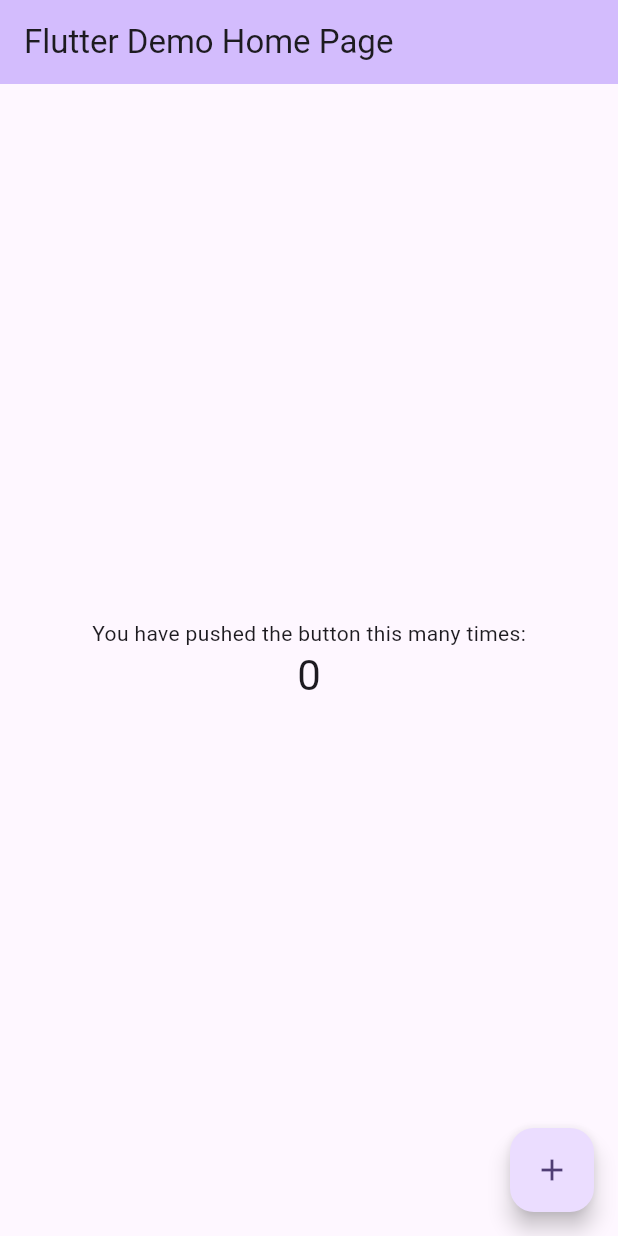
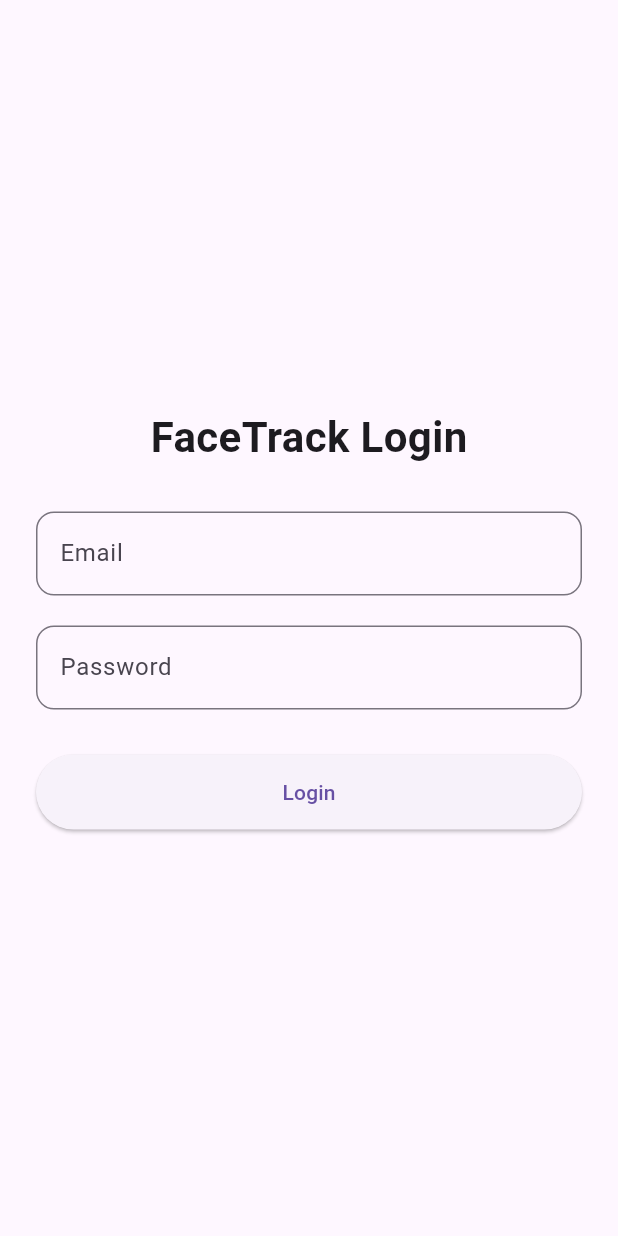
Before and after one commit to mhmadhfz/facetrack, a Flutter app: the screen it shows after launch, on a phone screen of 412 x 824 dp. Run offline on Flutter 3.47's test engine with Material 3 defaults, Android fonts, the phone set to English and light mode, and no system bars.

Commit message:
Early Phase

```diff
--- a/lib/main.dart
+++ b/lib/main.dart
@@ -1,122 +1,19 @@
 import 'package:flutter/material.dart';
+import 'screens/login_screen.dart';
 
 void main() {
-  runApp(const MyApp());
+  runApp(const FaceTrackApp());
 }
 
-class MyApp extends StatelessWidget {
-  const MyApp({super.key});
+class FaceTrackApp extends StatelessWidget {
+  const FaceTrackApp({super.key});
 
-  // This widget is the root of your application.
   @override
   Widget build(BuildContext context) {
     return MaterialApp(
-      title: 'Flutter Demo',
-      theme: ThemeData(
-        // This is the theme of your application.
-        //
-        // TRY THIS: Try running your application with "flutter run". You'll see
-        // the application has a purple toolbar. Then, without quitting the app,
-        // try changing the seedColor in the colorScheme below to Colors.green
-        // and then invoke "hot reload" (save your changes or press the "hot
-        // reload" button in a Flutter-supported IDE, or press "r" if you used
-        // the command line to start the app).
-        //
-        // Notice that the counter didn't reset back to zero; the application
-        // state is not lost during the reload. To reset the state, use hot
-        // restart instead.
-        //
-        // This works for code too, not just values: Most code changes can be
-        // tested with just a hot reload.
-        colorScheme: .fromSeed(seedColor: Colors.deepPurple),
-      ),
-      home: const MyHomePage(title: 'Flutter Demo Home Page'),
+      debugShowCheckedModeBanner: false,
+      title: 'FaceTrack',
+      home: const LoginScreen(),
     );
   }
 }
-
-class MyHomePage extends StatefulWidget {
-  const MyHomePage({super.key, required this.title});
-
-  // This widget is the home page of your application. It is stateful, meaning
-  // that it has a State object (defined below) that contains fields that affect
-  // how it looks.
-
-  // This class is the configuration for the state. It holds the values (in this
-  // case the title) provided by the parent (in this case the App widget) and
-  // used by the build method of the State. Fields in a Widget subclass are
-  // always marked "final".
-
-  final String title;
-
-  @override
-  State<MyHomePage> createState() => _MyHomePageState();
-}
-
-class _MyHomePageState extends State<MyHomePage> {
-  int _counter = 0;
-
-  void _incrementCounter() {
-    setState(() {
-      // This call to setState tells the Flutter framework that something has
-      // changed in this State, which causes it to rerun the build method below
-      // so that the display can reflect the updated values. If we changed
-      // _counter without calling setState(), then the build method would not be
-      // called again, and so nothing would appear to happen.
-      _counter++;
-    });
-  }
-
-  @override
-  Widget build(BuildContext context) {
-    // This method is rerun every time setState is called, for instance as done
-    // by the _incrementCounter method above.
-    //
-    // The Flutter framework has been optimized to make rerunning build methods
-    // fast, so that you can just rebuild anything that needs updating rather
-    // than having to individually change instances of widgets.
-    return Scaffold(
-      appBar: AppBar(
-        // TRY THIS: Try changing the color here to a specific color (to
-        // Colors.amber, perhaps?) and trigger a hot reload to see the AppBar
-        // change color while the other colors stay the same.
-        backgroundColor: Theme.of(context).colorScheme.inversePrimary,
-        // Here we take the value from the MyHomePage object that was created by
-        // the App.build method, and use it to set our appbar title.
-        title: Text(widget.title),
-      ),
-      body: Center(
-        // Center is a layout widget. It takes a single child and positions it
-        // in the middle of the parent.
-        child: Column(
-          // Column is also a layout widget. It takes a list of children and
-          // arranges them vertically. By default, it sizes itself to fit its
-          // children horizontally, and tries to be as tall as its parent.
-          //
-          // Column has various properties to control how it sizes itself and
-          // how it positions its children. Here we use mainAxisAlignment to
-          // center the children vertically; the main axis here is the vertical
-          // axis because Columns are vertical (the cross axis would be
-          // horizontal).
-          //
-          // TRY THIS: Invoke "debug painting" (choose the "Toggle Debug Paint"
-          // action in the IDE, or press "p" in the console), to see the
-          // wireframe for each widget.
-          mainAxisAlignment: .center,
-          children: [
-            const Text('You have pushed the button this many times:'),
-            Text(
-              '$_counter',
-              style: Theme.of(context).textTheme.headlineMedium,
-            ),
-          ],
-        ),
-      ),
-      floatingActionButton: FloatingActionButton(
-        onPressed: _incrementCounter,
-        tooltip: 'Increment',
-        child: const Icon(Icons.add),
-      ),
-    );
-  }
-}
--- /dev/null
+++ b/lib/screens/login_screen.dart
@@ -0,0 +1,59 @@
+import 'package:flutter/material.dart';
+
+class LoginScreen extends StatelessWidget {
+  const LoginScreen({super.key});
+
+  @override
+  Widget build(BuildContext context) {
+    return Scaffold(
+      body: Padding(
+        padding: const EdgeInsets.all(24),
+        child: Column(
+          mainAxisAlignment: MainAxisAlignment.center,
+          children: [
+            const Text(
+              "FaceTrack Login",
+              style: TextStyle(fontSize: 28, fontWeight: FontWeight.bold),
+            ),
+
+            const SizedBox(height: 30),
+
+            TextField(
+              decoration: InputDecoration(
+                labelText: "Email",
+                border: OutlineInputBorder(
+                  borderRadius: BorderRadius.circular(12),
+                ),
+              ),
+            ),
+
+            const SizedBox(height: 20),
+
+            TextField(
+              obscureText: true,
+              decoration: InputDecoration(
+                labelText: "Password",
+                border: OutlineInputBorder(
+                  borderRadius: BorderRadius.circular(12),
+                ),
+              ),
+            ),
+
+            const SizedBox(height: 30),
+
+            SizedBox(
+              width: double.infinity,
+              height: 50,
+              child: ElevatedButton(
+                onPressed: () {
+                  print("Login clicked");
+                },
+                child: const Text("Login"),
+              ),
+            ),
+          ],
+        ),
+      ),
+    );
+  }
+}
```
